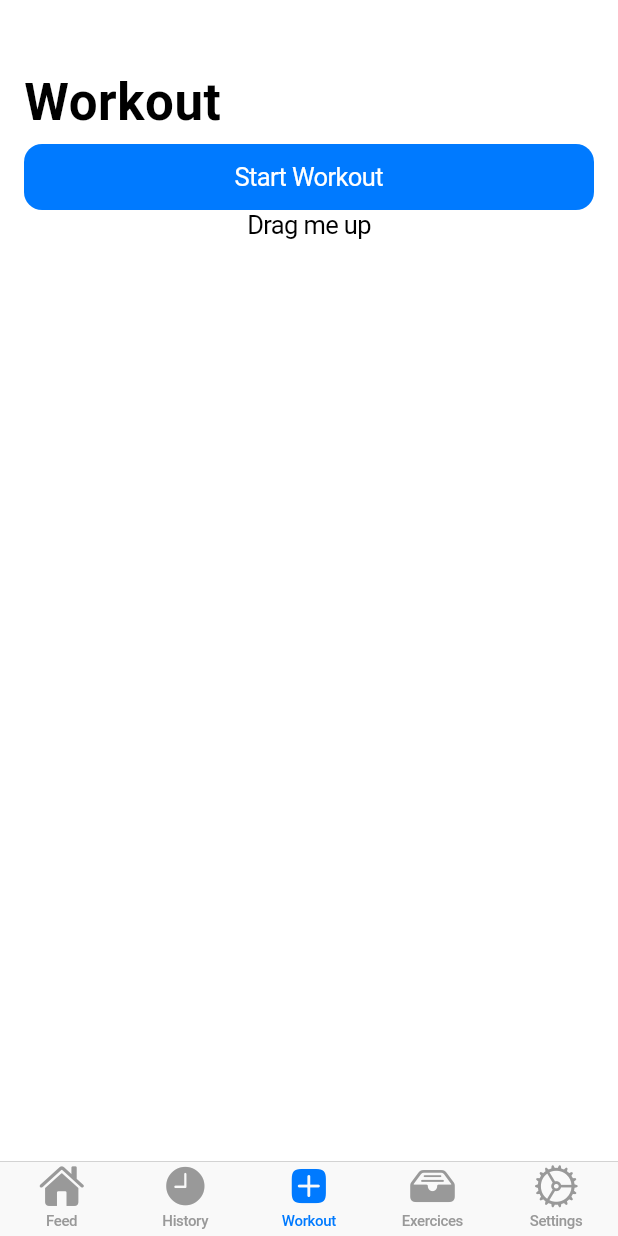
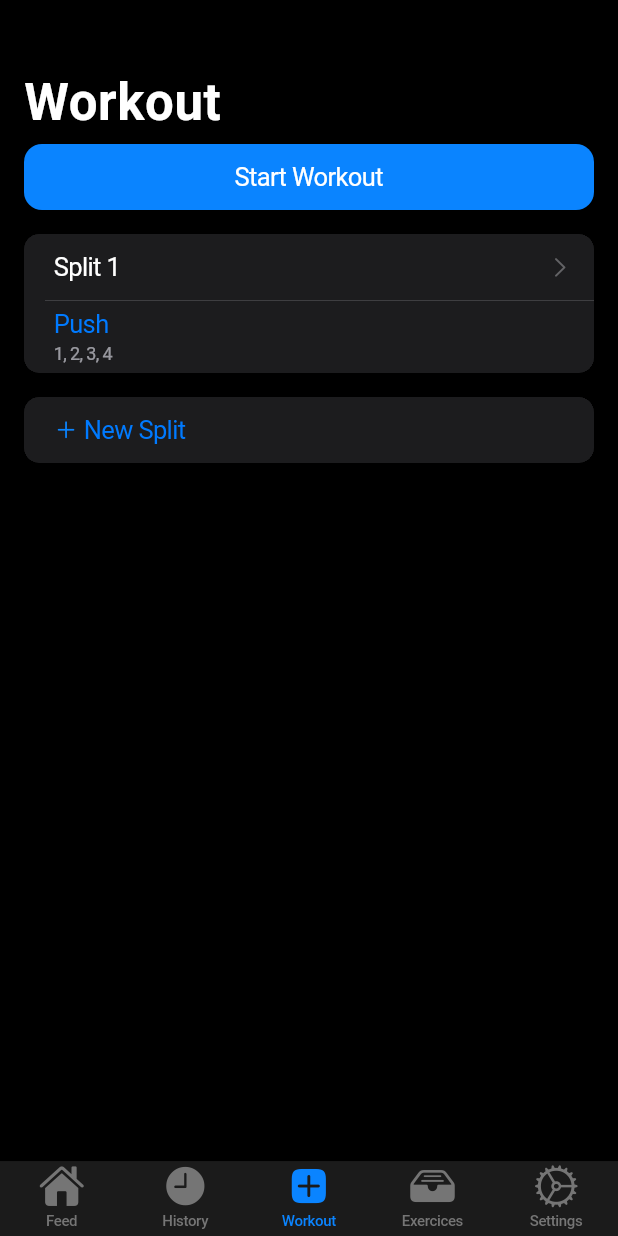
Before and after one commit to Tranzitron/Tracker, a Flutter app: the screen it shows after launch, item 3 of the bottom bar chosen, on a phone screen of 412 x 824 dp. Run offline on Flutter 3.47's test engine with Material 3 defaults, Android fonts, the phone set to English and light mode, and no system bars; our stand-ins replace isar; accounts and stored records are empty; generated files the repository leaves out were written again.

Commit message:
Workout Page Base UI

```diff
--- a/tracker/lib/main.dart
+++ b/tracker/lib/main.dart
@@ -28,7 +28,7 @@ class MyApp extends StatelessWidget {
       title: 'Flutter Demo',
       home: HomePage(),
       theme: CupertinoThemeData(
-        brightness: Brightness.light,
+        brightness: Brightness.dark,
       ),
       debugShowCheckedModeBanner: false,
     );
--- a/tracker/lib/models/split.dart
+++ b/tracker/lib/models/workout_split.dart
@@ -1,18 +1,18 @@
 import 'package:isar/isar.dart';
-import 'package:tracker/models/split_day.dart';
+import 'package:tracker/models/workout_split_day.dart';
 
-part 'split.g.dart';
+part 'workout_split.g.dart';
 // dart run build_runner build
 
 @collection
-class Split {
+class WorkoutSplit {
   Id id = Isar.autoIncrement;
   String title;
   String description;
-  List<SplitDay> splitDays;
+  List<WorkoutSplitDay> splitDays;
   int order;
 
-  Split({
+  WorkoutSplit({
     this.title = "Split",
     this.description = "",
     this.splitDays = const [],
--- a/tracker/lib/models/split_day.dart
+++ b/tracker/lib/models/workout_split_day.dart
@@ -1,13 +1,13 @@
 import 'package:isar/isar.dart';
 
 @embedded
-class SplitDay {
+class WorkoutSplitDay {
   String title;
   String description;
   List<int> exercises; // TODO create ExerciceItem model
   int order;
 
-  SplitDay({
+  WorkoutSplitDay({
     this.title = "Split Day",
     this.description = "",
     this.exercises = const [],
--- a/tracker/lib/pages/workout_page.dart
+++ b/tracker/lib/pages/workout_page.dart
@@ -1,9 +1,39 @@
 import 'package:flutter/cupertino.dart';
+import 'package:tracker/models/workout_split.dart';
 
-class WorkoutPage extends StatelessWidget {
+import '../models/workout_split_day.dart';
+
+class WorkoutPage extends StatefulWidget {
   const WorkoutPage({
     super.key,
   });
+
+  @override
+  State<WorkoutPage> createState() => _WorkoutPageState();
+}
+
+class _WorkoutPageState extends State<WorkoutPage> {
+  List<WorkoutSplit> splits = [];
+
+  @override
+  void initState() {
+    super.initState();
+    splits.add(
+      WorkoutSplit(
+        title: 'Split 1',
+        description: 'Description 1',
+        order: 0,
+        splitDays: [
+          WorkoutSplitDay(
+            title: 'Push',
+            exercises: [1, 2, 3, 4],
+            description: 'Chest, Triceps, Shoulders',
+            order: 0,
+          ),
+        ],
+      ),
+    );
+  }
 
   @override
   Widget build(BuildContext context) {
@@ -19,7 +49,38 @@ class WorkoutPage extends StatelessWidget {
               child: Column(
                 mainAxisAlignment: MainAxisAlignment.start,
                 children: <Widget>[
-                  Row(
+                  BuildStartWorkoutButton(),
+                  if (splits.isNotEmpty)
+                    Flexible(
+                      child: ListView.builder(
+                        padding: EdgeInsets.all(0),
+                        shrinkWrap: true,
+                        itemCount: splits.length,
+                        prototypeItem: BuildSplit(splits.first),
+                        itemBuilder: (context, index) {
+                          return BuildSplit(splits[index]);
+                        },
+                      ),
+                    ),
+                  BuildNewWorkoutButton(),
+                ],
+              ),
+            ),
+          ),
+        ],
+      ),
+    );
+  }
+}
+
+class BuildStartWorkoutButton extends StatelessWidget {
+  const BuildStartWorkoutButton({
+    super.key,
+  });
+
+  @override
+  Widget build(BuildContext context) {
+    return Row(
       children: [
         Expanded(
           child: CupertinoButton.filled(
@@ -38,15 +99,79 @@ class WorkoutPage extends StatelessWidget {
           ),
         ),
       ],
+    );
+  }
+}
+
+class BuildNewWorkoutButton extends StatelessWidget {
+  const BuildNewWorkoutButton({
+    super.key,
+  });
+
+  @override
+  Widget build(BuildContext context) {
+    return CupertinoListSection.insetGrouped(
+      margin: EdgeInsets.only(top: 16),
+      children: <CupertinoListTile>[
+        CupertinoListTile(
+          title: Row(
+            children: [
+              Icon(
+                CupertinoIcons.plus,
+                size: 16,
               ),
-                  // TODO From here we are using a for(splits) + trailing new split of type CupertinoListSection
-                  const Text('Drag me up', textAlign: TextAlign.center),
-                ],
-              ),
+              SizedBox(width: 4),
+              const Text(
+                'New Split',
+                overflow: TextOverflow.ellipsis,
+                style: TextStyle(
+                  color: CupertinoColors.activeBlue,
                 ),
               ),
             ],
           ),
+          onTap: () => (),
+        ),
+      ],
     );
   }
 }
+
+class BuildSplit extends StatelessWidget {
+  const BuildSplit(this.split, {super.key});
+
+  final WorkoutSplit split;
+
+  @override
+  Widget build(BuildContext context) {
+    return CupertinoListSection.insetGrouped(
+      margin: EdgeInsets.only(top: 16),
+      additionalDividerMargin: 0,
+      children: <CupertinoListTile>[
+        CupertinoListTile(
+          title: Text(
+            split.title,
+            overflow: TextOverflow.ellipsis,
+          ),
+          trailing: const CupertinoListTileChevron(),
+          onTap: () => (),
+        ),
+        for (final splitDay in split.splitDays)
+          CupertinoListTile(
+            title: Text(
+              splitDay.title,
+              style: TextStyle(
+                color: CupertinoColors.activeBlue,
+              ),
+              overflow: TextOverflow.ellipsis,
+            ),
+            subtitle: Text(
+              splitDay.exercises.join(', '),
+              overflow: TextOverflow.ellipsis,
+            ),
+            onTap: () => (),
+          ),
+      ],
+    );
+  }
+}
```
Also changed, not shown: tracker/lib/models/workout_split.g.dart, tracker/pubspec.lock. Lines whose indentation alone changed are shown as unchanged.
